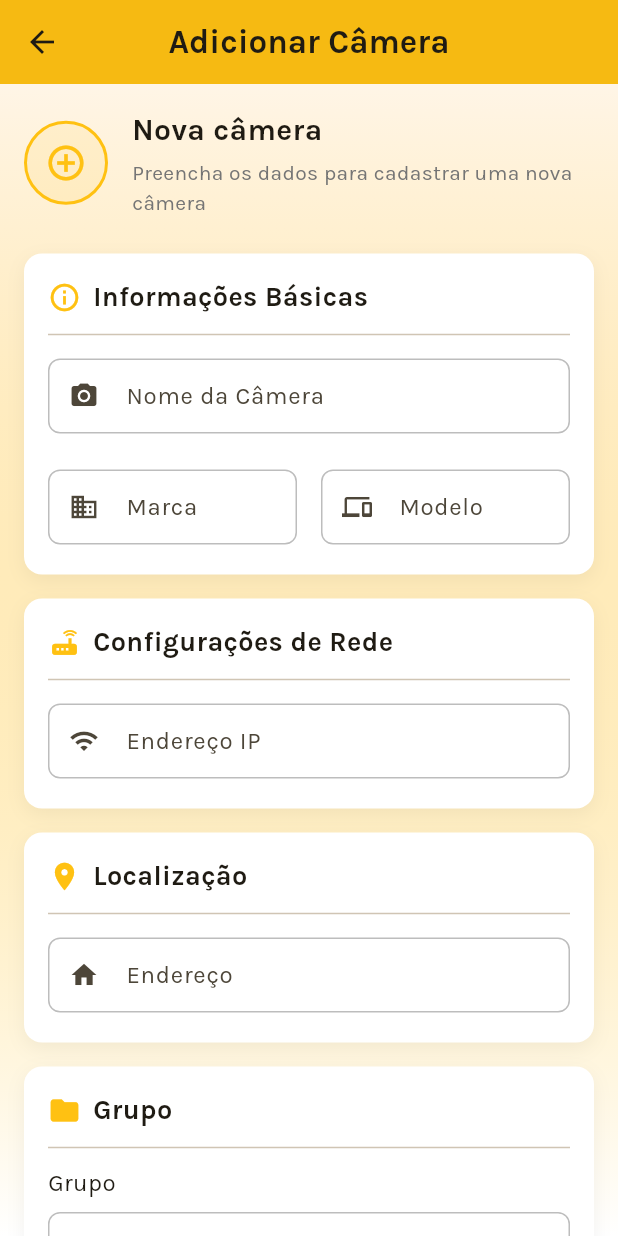
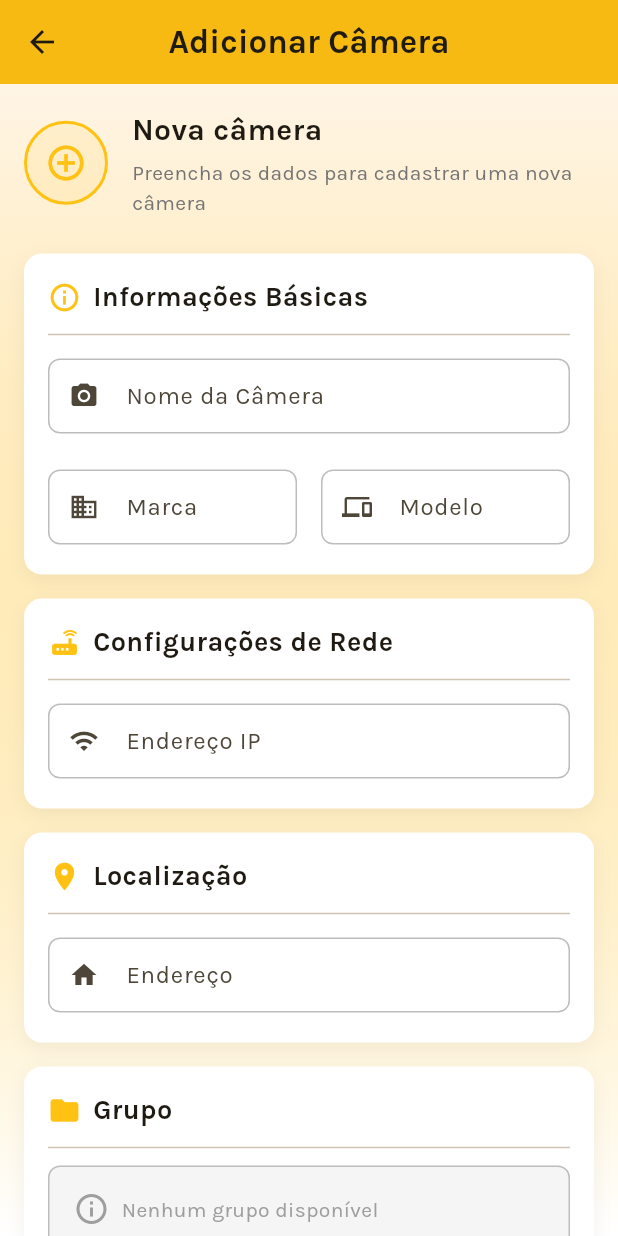
Before and after one commit to Rafaprimak/CRUDCameras, a Flutter app: the CameraListScreen screen opened directly, after a tap on the "search" icon, after a tap on "Nova Câmera", on a phone screen of 412 x 824 dp. Run offline on Flutter 3.47's test engine with Material 3 defaults, Android fonts, the light colour scheme and no system bars; our stand-ins replace cloud_firestore, firebase_core; accounts and stored records are empty.

Commit message:
Fix - Arrumado o isolamento para que cada usuario tenha acesso apenas para as cameras que ele mesmo criou

```diff
--- a/lib/models/camera.dart
+++ b/lib/models/camera.dart
@@ -9,6 +9,7 @@ class Camera {
   final String model;
   final bool isActive;
   final String groupId;
+  final String userId; // Add this field
 
   Camera({
     required this.id,
@@ -19,8 +20,8 @@ class Camera {
     required this.model,
     required this.isActive,
     required this.groupId,
+    required this.userId, // Add this parameter
   });
-
 
   factory Camera.fromFirestore(DocumentSnapshot doc) {
     final data = doc.data() as Map<String, dynamic>;
@@ -33,9 +34,9 @@ class Camera {
       model: data['model'] ?? '',
       isActive: data['isActive'] ?? true,
       groupId: data['groupId'] ?? '',
+      userId: data['userId'] ?? '', // Extract userId
     );
   }
-
 
   Map<String, dynamic> toFirestore() {
     return {
@@ -46,6 +47,7 @@ class Camera {
       'model': model,
       'isActive': isActive,
       'groupId': groupId,
+      'userId': userId, // Include userId
     };
   }
 }
--- a/lib/models/camera_group.dart
+++ b/lib/models/camera_group.dart
@@ -1,4 +1,3 @@
-
 import 'package:cloud_firestore/cloud_firestore.dart';
 
 class CameraGroup {
@@ -7,6 +6,7 @@ class CameraGroup {
   final String description;
   final String iconName;
   final int colorValue;
+  final String userId; // Add this field
 
   CameraGroup({
     required this.id,
@@ -14,6 +14,7 @@ class CameraGroup {
     required this.description,
     required this.iconName,
     required this.colorValue,
+    required this.userId, // Add this parameter
   });
 
   factory CameraGroup.fromFirestore(DocumentSnapshot doc) {
@@ -22,8 +23,9 @@ class CameraGroup {
       id: doc.id,
       name: data['name'] ?? '',
       description: data['description'] ?? '',
-      iconName: data['iconName'] ?? '',
-      colorValue: data['colorValue'] ?? 0,
+      iconName: data['iconName'] ?? 'folder',
+      colorValue: data['colorValue'] ?? 0xFF9E9E9E,
+      userId: data['userId'] ?? '', // Extract userId
     );
   }
 
@@ -33,6 +35,7 @@ class CameraGroup {
       'description': description,
       'iconName': iconName,
       'colorValue': colorValue,
+      'userId': userId, // Include userId
     };
   }
 }
--- a/lib/screens/camera_details_screen.dart
+++ b/lib/screens/camera_details_screen.dart
@@ -735,6 +735,7 @@ class _CameraDetailsScreenState extends State<CameraDetailsScreen> with SingleTi
         address: widget.camera.address,
         isActive: !widget.camera.isActive,
         groupId: widget.camera.groupId,
+        userId: widget.camera.userId,
       );
 
       await _cameraService.updateCamera(updatedCamera);
--- a/lib/screens/camera_form_screen.dart
+++ b/lib/screens/camera_form_screen.dart
@@ -2,13 +2,20 @@ import 'package:flutter/material.dart';
 import 'package:flutter/services.dart';
 
 import '../models/camera.dart';
+import '../models/camera_group.dart';
 import '../services/camera_service.dart';
 import '../services/camera_group_service.dart';
+import '../services/auth_service.dart';
 
 class CameraFormScreen extends StatefulWidget {
   final Camera? camera;
+  final List<CameraGroup>? preloadedGroups;
 
-  const CameraFormScreen({super.key, this.camera});
+  const CameraFormScreen({
+    super.key,
+    this.camera,
+    this.preloadedGroups,
+  });
 
   @override
   State<CameraFormScreen> createState() => _CameraFormScreenState();
@@ -18,6 +25,7 @@ class _CameraFormScreenState extends State<CameraFormScreen> {
   final _formKey = GlobalKey<FormState>();
   final CameraService _cameraService = CameraService();
   final CameraGroupService _groupService = CameraGroupService();
+  final AuthService _authService = AuthService();
 
   final _nameController = TextEditingController();
   final _addressController = TextEditingController();
@@ -26,12 +34,19 @@ class _CameraFormScreenState extends State<CameraFormScreen> {
   final _ipAddressController = TextEditingController();
   bool _isActive = true;
   String _selectedGroupId = '';
+  bool _isInitialized = false;
 
   bool get _isEditing => widget.camera != null;
 
   @override
   void initState() {
     super.initState();
+
+    // Defer initialization to after the first frame
+    WidgetsBinding.instance.addPostFrameCallback((_) {
+      _initializeData();
+    });
+
     if (_isEditing) {
       _nameController.text = widget.camera!.name;
       _brandController.text = widget.camera!.brand;
@@ -40,8 +55,65 @@ class _CameraFormScreenState extends State<CameraFormScreen> {
       _addressController.text = widget.camera!.address;
       _isActive = widget.camera!.isActive;
       _selectedGroupId = widget.camera!.groupId;
-    } else {
-      _selectedGroupId = _groupService.defaultGroupId;
+    }
+  }
+
+  Future<void> _initializeData() async {
+    try {
+      if (widget.preloadedGroups != null && widget.preloadedGroups!.isNotEmpty) {
+        // Use preloaded data
+        _groupService.setGroups(widget.preloadedGroups!);
+
+        if (!_isEditing) {
+          // Ensure we have a valid default group
+          final defaultId = _groupService.defaultGroupId;
+
+          setState(() {
+            _selectedGroupId = defaultId.isNotEmpty ? defaultId :
+                (widget.preloadedGroups!.isNotEmpty ? widget.preloadedGroups!.first.id : '');
+            _isInitialized = true;
+          });
+        } else {
+          // For editing, check if the selected group ID exists
+          if (_selectedGroupId.isEmpty || !widget.preloadedGroups!.any((g) => g.id == _selectedGroupId)) {
+            _selectedGroupId = widget.preloadedGroups!.isNotEmpty ? widget.preloadedGroups!.first.id : '';
+          }
+
+          setState(() {
+            _isInitialized = true;
+          });
+        }
+      } else {
+        // Fallback to loading data
+        await _groupService.ensureDefaultGroupExists();
+        await _groupService.getGroups();
+
+        final groups = _groupService.groups;
+
+        if (!_isEditing) {
+          setState(() {
+            _selectedGroupId = _groupService.defaultGroupId.isNotEmpty ?
+                _groupService.defaultGroupId :
+                (groups.isNotEmpty ? groups.first.id : '');
+            _isInitialized = true;
+          });
+        } else {
+          // Verify selected group exists
+          if (_selectedGroupId.isEmpty || !groups.any((g) => g.id == _selectedGroupId)) {
+            _selectedGroupId = groups.isNotEmpty ? groups.first.id : '';
+          }
+
+          setState(() {
+            _isInitialized = true;
+          });
+        }
+      }
+    } catch (e) {
+      print('Error initializing data: $e');
+      // Even on error, mark as initialized and use empty state handling
+      setState(() {
+        _isInitialized = true;
+      });
     }
   }
 
@@ -73,7 +145,9 @@ class _CameraFormScreenState extends State<CameraFormScreen> {
           onPressed: () => Navigator.of(context).pop(),
         ),
       ),
-      body: Container(
+      body: !_isInitialized
+        ? Center(child: CircularProgressIndicator(color: customYellow))
+        : Container(
         decoration: BoxDecoration(
           gradient: LinearGradient(
             begin: Alignment.topCenter,
@@ -466,6 +540,33 @@ class _CameraFormScreenState extends State<CameraFormScreen> {
   Widget _buildGroupSelector() {
     final groups = _groupService.groups;
 
+    // Safety check: If no groups are available, show a placeholder
+    if (groups.isEmpty) {
+      return Container(
+        padding: const EdgeInsets.all(16),
+        decoration: BoxDecoration(
+          color: Colors.grey[100],
+          borderRadius: BorderRadius.circular(8),
+          border: Border.all(color: Colors.grey[400]!),
+        ),
+        child: Row(
+          children: const [
+            Icon(Icons.info_outline, color: Colors.grey),
+            SizedBox(width: 8),
+            Text('Nenhum grupo disponível', style: TextStyle(color: Colors.grey)),
+          ],
+        ),
+      );
+    }
+
+    // Safety check: Ensure selectedGroupId exists in the groups list
+    if (_selectedGroupId.isEmpty || !groups.any((g) => g.id == _selectedGroupId)) {
+      // If no valid selection, use the first group
+      if (groups.isNotEmpty) {
+        _selectedGroupId = groups.first.id;
+      }
+    }
+
     return Column(
       crossAxisAlignment: CrossAxisAlignment.start,
       children: [
@@ -586,6 +687,7 @@ class _CameraFormScreenState extends State<CameraFormScreen> {
             address: _addressController.text,
             isActive: _isActive,
             groupId: _selectedGroupId,
+            userId: widget.camera!.userId,
           );
 
           await _cameraService.updateCamera(updatedCamera);
@@ -606,16 +708,16 @@ class _CameraFormScreenState extends State<CameraFormScreen> {
             ),
           );
         } else {
-          final cameraName = _nameController.text;
           final newCamera = Camera(
             id: '',
-            name: cameraName,
+            name: _nameController.text,
             brand: _brandController.text,
             model: _modelController.text,
             ipAddress: _ipAddressController.text,
             address: _addressController.text,
             isActive: _isActive,
             groupId: _selectedGroupId,
+            userId: _authService.userId,
           );
 
           await _cameraService.addCamera(newCamera);
@@ -625,8 +727,7 @@ class _CameraFormScreenState extends State<CameraFormScreen> {
           if (!mounted) return;
           ScaffoldMessenger.of(context).showSnackBar(
             SnackBar(
-              content: Text('Câmera $cameraName cadastrada com sucesso'),
-              backgroundColor: Colors.green,
+              content: Text('Câmera ${_nameController.text} cadastrada com sucesso'),
               behavior: SnackBarBehavior.floating,
               margin: const EdgeInsets.all(16),
               shape: RoundedRectangleBorder(
--- a/lib/screens/camera_list_screen.dart
+++ b/lib/screens/camera_list_screen.dart
@@ -2,6 +2,7 @@ import 'package:flutter/material.dart';
 import 'package:flutter/services.dart';
 
 import '../models/camera.dart';
+import '../services/auth_service.dart';
 import '../services/camera_service.dart';
 import '../services/camera_group_service.dart';
 import '../utils/custom_route.dart';
@@ -44,8 +45,13 @@ class _CameraListScreenState extends State<CameraListScreen> with SingleTickerPr
 
   Future<void> _loadData() async {
     try {
+      // Ensure the default group exists first
+      await _groupService.ensureDefaultGroupExists();
+
+      // Then get cameras and groups
       await _cameraService.getCameras();
       await _groupService.getGroups();
+
       _cachedCameras = List.from(_cameraService.cameras);
       if (mounted) setState(() {});
     } catch (e) {
@@ -879,18 +885,60 @@ class _CameraListScreenState extends State<CameraListScreen> with SingleTickerPr
   }
 
   void _navigateToCameraForm(BuildContext context, {Camera? camera}) async {
-    final result = await Navigator.push(
-      context,
-      CustomPageRoute(
-        child: CameraFormScreen(camera: camera),
+    // Show a loading indicator
+    showDialog(
+      context: context,
+      barrierDismissible: false,
+      builder: (context) => const Center(
+        child: CircularProgressIndicator(),
       ),
     );
 
-    if (result == true) {
-      await _cameraService.getCameras();
+    try {
+      // Pre-load all required data
+      await _groupService.ensureDefaultGroupExists();
       await _groupService.getGroups();
-      _cachedCameras = List.from(_cameraService.cameras);
-      setState(() {});
+
+      // Important: Close loading dialog BEFORE navigation
+      if (mounted) Navigator.of(context).pop();
+
+      // Use custom page route with fade transition instead of slide
+      final result = await Navigator.push(
+        context,
+        PageRouteBuilder(
+          transitionDuration: const Duration(milliseconds: 300),
+          reverseTransitionDuration: const Duration(milliseconds: 300),
+          pageBuilder: (context, animation, secondaryAnimation) => CameraFormScreen(
+            camera: camera,
+            preloadedGroups: _groupService.groups,
+          ),
+          transitionsBuilder: (context, animation, secondaryAnimation, child) {
+            return FadeTransition(
+              opacity: animation,
+              child: child,
+            );
+          },
+        ),
+      );
+
+      // Process result after returning
+      if (result == true) {
+        await _cameraService.getCameras();
+        await _groupService.getGroups();
+        _cachedCameras = List.from(_cameraService.cameras);
+        setState(() {});
+      }
+    } catch (e) {
+      if (mounted) Navigator.of(context).pop();
+
+      ScaffoldMessenger.of(context).showSnackBar(
+        SnackBar(
+          content: Text('Erro ao carregar dados: $e'),
+          backgroundColor: Colors.red,
+          behavior: SnackBarBehavior.floating,
+          margin: const EdgeInsets.all(16),
+        ),
+      );
     }
   }
 
@@ -997,6 +1045,10 @@ class _CameraListScreenState extends State<CameraListScreen> with SingleTickerPr
               foregroundColor: Colors.white,
             ),
             onPressed: () {
+              // Clear user data
+              AuthService().logout();
+
+              // Return to welcome screen
               Navigator.of(context).pushAndRemoveUntil(
                 MaterialPageRoute(
                   builder: (context) => const WelcomeScreen(),
--- a/lib/screens/group_form_screen.dart
+++ b/lib/screens/group_form_screen.dart
@@ -3,6 +3,7 @@ import 'package:flutter/services.dart';
 
 import '../models/camera_group.dart';
 import '../services/camera_group_service.dart';
+import '../services/auth_service.dart'; // Add this import
 
 class GroupFormScreen extends StatefulWidget {
   final CameraGroup? group;
@@ -16,6 +17,7 @@ class GroupFormScreen extends StatefulWidget {
 class _GroupFormScreenState extends State<GroupFormScreen> {
   final _formKey = GlobalKey<FormState>();
   final CameraGroupService _groupService = CameraGroupService();
+  final AuthService _authService = AuthService(); // Add this line
 
   final _nameController = TextEditingController();
   final _descriptionController = TextEditingController();
@@ -458,6 +460,7 @@ class _GroupFormScreenState extends State<GroupFormScreen> {
             description: _descriptionController.text,
             iconName: _selectedIcon,
             colorValue: _selectedColor,
+            userId: widget.group!.userId,
           );
 
           await _groupService.updateGroup(updatedGroup);
@@ -482,6 +485,7 @@ class _GroupFormScreenState extends State<GroupFormScreen> {
             description: _descriptionController.text,
             iconName: _selectedIcon,
             colorValue: _selectedColor,
+            userId: _authService.userId, // Use AuthService for user ID
           );
 
           await _groupService.addGroup(newGroup);
--- a/lib/screens/welcome_screen.dart
+++ b/lib/screens/welcome_screen.dart
@@ -3,6 +3,7 @@ import 'dart:async';
 import 'package:flutter/services.dart';
 import 'camera_list_screen.dart';
 import '../services/user_service.dart';
+import '../services/camera_group_service.dart';
 
 class WelcomeScreen extends StatefulWidget {
   const WelcomeScreen({super.key});
@@ -420,6 +421,10 @@ class _WelcomeScreenState extends State<WelcomeScreen> with SingleTickerProvider
                           _passwordController.text
                         );
 
+                        // Initialize services to create default groups for this user
+                        final groupService = CameraGroupService();
+                        await groupService.initialize();
+
                         // Close loading dialog
                         if (mounted) Navigator.pop(context);
 
--- /dev/null
+++ b/lib/services/auth_service.dart
@@ -0,0 +1,27 @@
+import '../models/user.dart';
+
+// Singleton class to hold current user state
+class AuthService {
+  static final AuthService _instance = AuthService._internal();
+
+  factory AuthService() {
+    return _instance;
+  }
+
+  AuthService._internal();
+
+  AppUser? _currentUser;
+
+  AppUser? get currentUser => _currentUser;
+  String get userId => _currentUser?.id ?? '';
+
+  bool get isLoggedIn => _currentUser != null;
+
+  void setCurrentUser(AppUser user) {
+    _currentUser = user;
+  }
+
+  void logout() {
+    _currentUser = null;
+  }
+}
--- a/lib/services/camera_group_service.dart
+++ b/lib/services/camera_group_service.dart
@@ -1,6 +1,7 @@
 import 'package:uuid/uuid.dart';
 import 'package:cloud_firestore/cloud_firestore.dart';
 import '../models/camera_group.dart';
+import '../services/auth_service.dart';
 
 class CameraGroupService {
   static final CameraGroupService _instance = CameraGroupService._internal();
@@ -10,6 +11,7 @@ class CameraGroupService {
   List<CameraGroup> _groups = [];
   final Uuid _uuid = const Uuid();
   bool _initialized = false;
+  final AuthService _authService = AuthService();
 
   factory CameraGroupService() {
     return _instance;
@@ -17,7 +19,7 @@ class CameraGroupService {
 
   CameraGroupService._internal();
 
-  List<CameraGroup> get groups => List.unmodifiable(_groups);
+  List<CameraGroup> get groups => _groups;
 
   Future<void> initialize() async {
     if (_initialized) return;
@@ -25,8 +27,15 @@ class CameraGroupService {
     try {
       await getGroups();
 
+      final userId = _authService.userId;
+      if (userId.isEmpty) {
+        // No user logged in, don't create default group
+        _initialized = true;
+        return;
+      }
+
       final defaultGroupExists = _groups.any((group) =>
-          group.name == 'Todas as Câmeras');
+          group.name == 'Todas as Câmeras' && group.userId == userId);
 
       if (!defaultGroupExists) {
         final String newId = _uuid.v4();
@@ -36,6 +45,7 @@ class CameraGroupService {
           description: 'Grupo padrão para todas as câmeras',
           iconName: 'videocam',
           colorValue: 0xFFffc112,
+          userId: userId,
         );
 
         try {
@@ -56,7 +66,17 @@ class CameraGroupService {
 
   Future<List<CameraGroup>> getGroups() async {
     try {
-      final snapshot = await _groupsCollection.get();
+      final userId = _authService.userId;
+      if (userId.isEmpty) {
+        // No user logged in, return empty list
+        _groups = [];
+        return _groups;
+      }
+
+      final snapshot = await _groupsCollection
+          .where('userId', isEqualTo: userId)
+          .get();
+
       _groups = snapshot.docs
           .map((doc) => CameraGroup.fromFirestore(doc))
           .toList();
@@ -70,7 +90,26 @@ class CameraGroupService {
     }
   }
 
-  String get defaultGroupId => _groups.isNotEmpty ? _groups.first.id : '';
+  String get defaultGroupId {
+    try {
+      // First try to find the default group by name
+      final defaultGroup = _groups.firstWhere(
+        (group) => group.name == 'Todas as Câmeras' && group.userId == _authService.userId,
+        orElse: () => _groups.isNotEmpty ? _groups.first : CameraGroup(
+          id: '',
+          name: '',
+          description: '',
+          iconName: 'folder',
+          colorValue: 0xFF9E9E9E,
+          userId: _authService.userId,
+        ),
+      );
+      return defaultGroup.id;
+    } catch (e) {
+      print('Error getting default group ID: $e');
+      return '';
+    }
+  }
 
   Future<void> addGroup(CameraGroup group) async {
     final String docId = group.id.isEmpty ? _uuid.v4() : group.id;
@@ -81,6 +120,7 @@ class CameraGroupService {
       description: group.description,
       iconName: group.iconName,
       colorValue: group.colorValue,
+      userId: _authService.userId,
     );
 
     await _groupsCollection.doc(docId).set(newGroup.toFirestore());
@@ -94,6 +134,11 @@ class CameraGroupService {
   }
 
   Future<void> deleteGroup(String id) async {
+    // Don't allow deleting the default group
+    if (isDefaultGroup(id)) {
+      throw 'O grupo "Todas as Câmeras" não pode ser excluído.';
+    }
+
     await _groupsCollection.doc(id).delete();
     _groups.removeWhere((group) => group.id == id);
   }
@@ -124,4 +169,40 @@ class CameraGroupService {
       return null;
     }
   }
+
+  Future<void> ensureDefaultGroupExists() async {
+    try {
+      final userId = _authService.userId;
+      if (userId.isEmpty) return;
+
+      await getGroups(); // Refresh groups list
+
+      final defaultGroupExists = _groups.any((group) =>
+        group.name == 'Todas as Câmeras' && group.userId == userId);
+
+      if (!defaultGroupExists) {
+        print('Default group not found. Creating new one...');
+
+        final String newId = _uuid.v4();
+        final defaultGroup = CameraGroup(
+          id: newId,
+          name: 'Todas as Câmeras',
+          description: 'Grupo padrão para todas as câmeras',
+          iconName: 'videocam',
+          colorValue: 0xFFffc112,
+          userId: userId,
+        );
+
+        await _groupsCollection.doc(newId).set(defaultGroup.toFirestore());
+        _groups.add(defaultGroup);
+        print('Default group created with ID: $newId');
+      }
+    } catch (e) {
+      print('Error ensuring default group exists: $e');
+    }
+  }
+
+  void setGroups(List<CameraGroup> groups) {
+    _groups = groups;
+  }
 }
--- a/lib/services/camera_service.dart
+++ b/lib/services/camera_service.dart
@@ -2,6 +2,7 @@ import 'package:cloud_firestore/cloud_firestore.dart';
 
 import '../models/camera.dart';
 import 'camera_group_service.dart';
+import '../services/auth_service.dart';
 
 class CameraService {
   static final CameraService _instance = CameraService._internal();
@@ -17,10 +18,22 @@ class CameraService {
 
   List<Camera> _cameras = [];
   final CameraGroupService _groupService = CameraGroupService();
+  final AuthService _authService = AuthService();
 
   Future<List<Camera>> getCameras() async {
     try {
-      final snapshot = await _camerasCollection.get();
+      final userId = _authService.userId;
+      if (userId.isEmpty) {
+        // No user logged in, return empty list
+        _cameras = [];
+        return _cameras;
+      }
+
+      // Filter cameras by userId
+      final snapshot = await _camerasCollection
+          .where('userId', isEqualTo: userId)
+          .get();
+
       final newCameras = snapshot.docs
           .map((doc) => Camera.fromFirestore(doc))
           .toList();
@@ -68,7 +81,20 @@ class CameraService {
   }
 
   Future<void> addCamera(Camera camera) async {
-    await _camerasCollection.add(camera.toFirestore());
+    // Make sure camera includes current user ID
+    final cameraWithUserId = Camera(
+      id: camera.id,
+      name: camera.name,
+      brand: camera.brand,
+      model: camera.model,
+      ipAddress: camera.ipAddress,
+      address: camera.address,
+      isActive: camera.isActive,
+      groupId: camera.groupId,
+      userId: _authService.userId,
+    );
+
+    await _camerasCollection.add(cameraWithUserId.toFirestore());
     await getCameras();
   }
 
@@ -95,6 +121,7 @@ class CameraService {
         address: camera.address,
         isActive: camera.isActive,
         groupId: groupId,
+        userId: camera.userId,
       );
       updateCamera(updatedCamera);
     }
@@ -114,7 +141,16 @@ class CameraService {
   }
 
   Stream<List<Camera>> streamCameras() {
-    return _camerasCollection.snapshots().map((snapshot) {
+    final userId = _authService.userId;
+    if (userId.isEmpty) {
+      // Return empty stream if no user is logged in
+      return Stream.value([]);
+    }
+
+    return _camerasCollection
+        .where('userId', isEqualTo: userId)
+        .snapshots()
+        .map((snapshot) {
       return snapshot.docs
           .map((doc) => Camera.fromFirestore(doc))
           .toList();
--- a/lib/services/user_service.dart
+++ b/lib/services/user_service.dart
@@ -2,6 +2,7 @@ import 'package:cloud_firestore/cloud_firestore.dart';
 import 'dart:convert';
 import 'package:crypto/crypto.dart';
 import '../models/user.dart';
+import '../services/auth_service.dart';
 
 class UserService {
   static final UserService _instance = UserService._internal();
@@ -44,6 +45,7 @@ class UserService {
 
   // Authenticate user
   Future<AppUser> loginUser(String email, String password) async {
+    try {
       // Hash the password for comparison
       final passwordHash = _hashPassword(password);
 
@@ -64,7 +66,16 @@ class UserService {
         throw 'Senha incorreta';
       }
 
-    return AppUser.fromFirestore(userDoc);
+      final user = AppUser.fromFirestore(userDoc);
+
+      // Set the current user in AuthService
+      final authService = AuthService();
+      authService.setCurrentUser(user);
+
+      return user;
+    } catch (e) {
+      rethrow;
+    }
   }
 
   // Hash password using SHA-256
```
Lines whose indentation alone changed are shown as unchanged.
